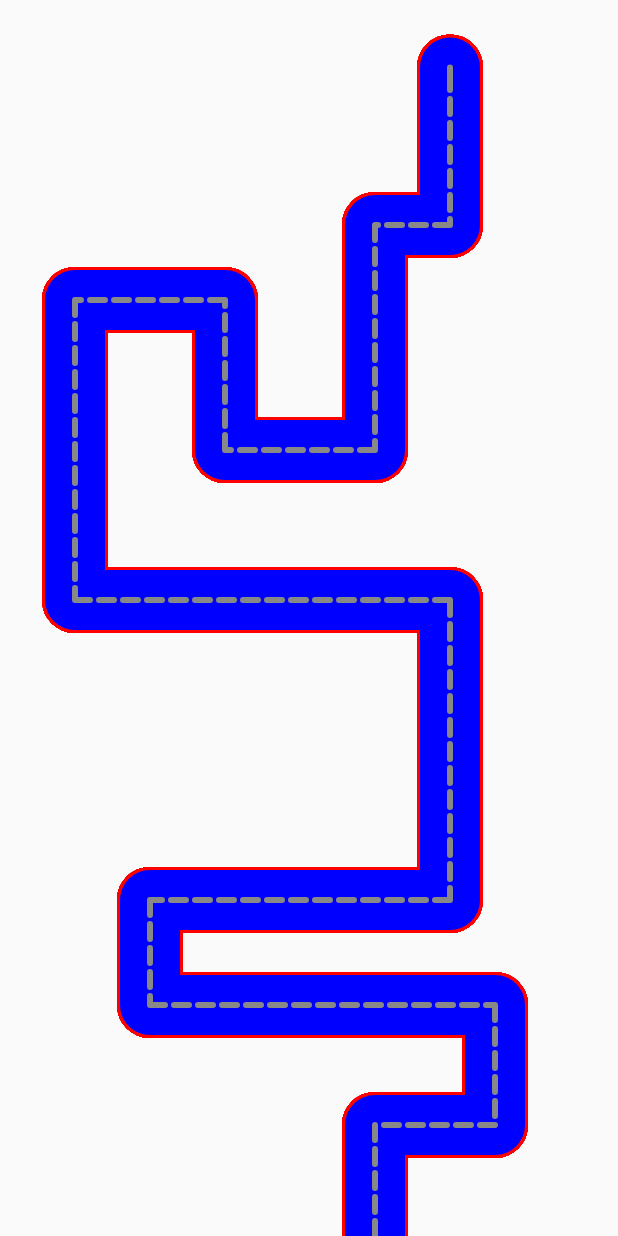
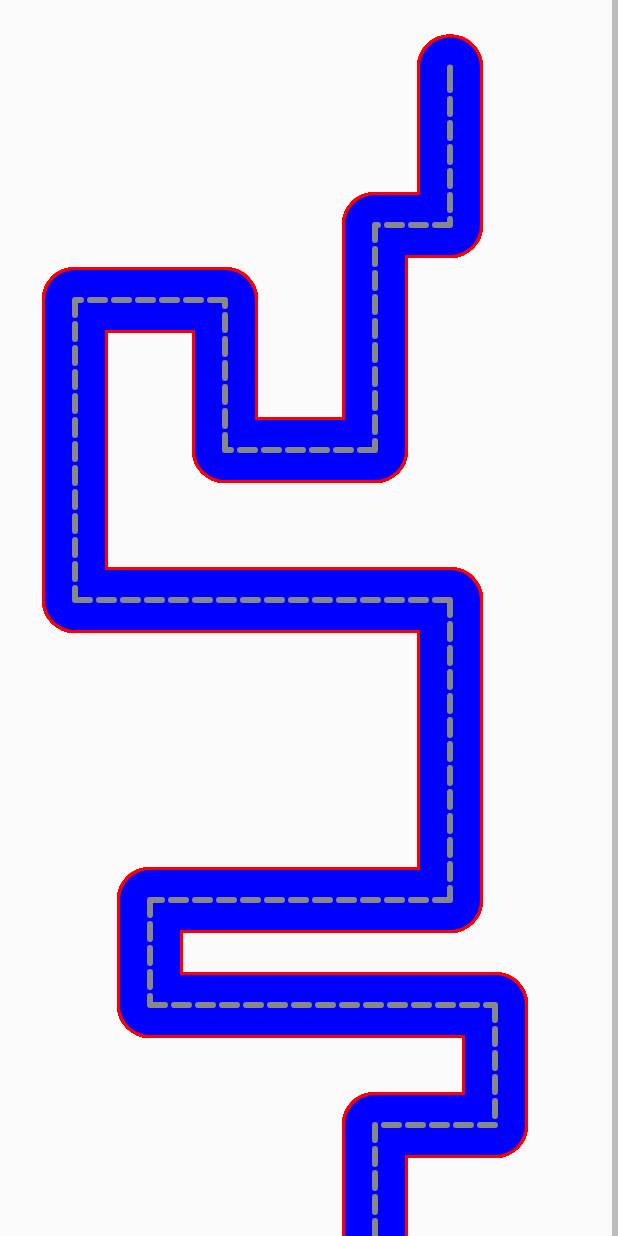
Before and after one commit to yuzutaru/BezierPathApp, an Android app built with Jetpack Compose: the first screen one second after launch (MainActivity), on a phone screen of 412 x 824 dp. Run offline under Robolectric (Android 15) with nearby library versions, the phone set to English and light mode, and no system bars.

Commit message:
test add height on measure. Need to calculate the height base on last coordinate

```diff
--- a/app/src/main/java/com/yustar/virtualrouteapp/VirtualRouteView.kt
+++ b/app/src/main/java/com/yustar/virtualrouteapp/VirtualRouteView.kt
@@ -8,10 +8,10 @@ import android.graphics.DashPathEffect
 import android.graphics.Paint
 import android.graphics.Path
 import android.util.AttributeSet
-import android.util.DisplayMetrics
 import android.util.Log
 import android.util.TypedValue
 import android.view.View
+import android.widget.FrameLayout
 
 
 class VirtualRouteView(context: Context, attrs: AttributeSet): View(context, attrs) {
@@ -20,7 +20,6 @@ class VirtualRouteView(context: Context, attrs: AttributeSet): View(context, att
     private var road: Paint = Paint()
     private var roadLine: Paint = Paint()
     private var path: Path = Path()
-    private var canvas: Canvas? = null
     private var selectedOption = ScrollDirection.vertical
 
     private var horizontalControlPoint = arrayListOf(
@@ -73,6 +72,7 @@ class VirtualRouteView(context: Context, attrs: AttributeSet): View(context, att
     private var endX = 0f
     private var endY =0f
 
+    @SuppressLint("DrawAllocation")
     override fun onDraw(canvas: Canvas) {
         super.onDraw(canvas)
 
@@ -99,47 +99,13 @@ class VirtualRouteView(context: Context, attrs: AttributeSet): View(context, att
         /**
          * Calculate Scroll
          */
-        points.forEach { cgPoint ->
-            if (cgPoint == points[0]) {
-                endX = cgPoint.x.toFloat()
-                endY = cgPoint.y.toFloat()
-            } else if (cgPoint == points[points.size - 1]) {
-                startX = cgPoint.x.toFloat()
-                startY = cgPoint.y.toFloat()
-            }
-
-            if (cgPoint.x > maxX) {
-                maxX = cgPoint.x.toFloat()
-            }
-            if (cgPoint.y > maxY) {
-                maxY = cgPoint.y.toFloat()
-            }
-        }
-        maxX += 100
-        maxY += 100
+        addSize(this, points)
 
         /**
          * Draw Path
          */
         var startPoint = CGPoint(0, 0)
         var endPoint = CGPoint(0,0)
-        var startAnchor = CGPoint(0, 0)
-        var endAnchor = CGPoint(0,0)
-
-        /*verticalControlPoint.forEachIndexed { i, cgPoint ->
-            if (i == 0 || (i % 3 == 0 && i + 1 < verticalControlPoint.size - 1)
-                && i + 2 < verticalControlPoint.size - 1 && i + 3 < verticalControlPoint.size - 1) {
-                startPoint = CGPoint(cgPoint.x, cgPoint.y)
-                startAnchor = CGPoint(verticalControlPoint[i + 1].x, verticalControlPoint[i + 1].y)
-                endAnchor = CGPoint(verticalControlPoint[i + 2].x, verticalControlPoint[i + 2].y)
-                endPoint = CGPoint(verticalControlPoint[i + 3].x, verticalControlPoint[i + 3].y)
-
-                drawPath(canvas, startPoint.x.toFloat(), startPoint.y.toFloat(),
-                    endPoint.x.toFloat(), endPoint.y.toFloat(),
-                    startAnchor.x.toFloat(), startAnchor.y.toFloat(),
-                    endAnchor.x.toFloat(), endAnchor.y.toFloat())
-            }
-        }*/
 
         points.forEachIndexed { i, controlPoints ->
             if (i == 0 && i + 1 < points.size) {
@@ -165,8 +131,28 @@ class VirtualRouteView(context: Context, attrs: AttributeSet): View(context, att
 
             drawLine(canvas, startPoint, endPoint)
         }
+    }
 
-        this.canvas = canvas
+    private fun addSize(view: View, points: ArrayList<CGPoint>) {
+        isVerticalScrollBarEnabled = true
+        points.forEach { cgPoint ->
+            if (cgPoint == points[0]) {
+                endX = cgPoint.x.toFloat()
+                endY = cgPoint.y.toFloat()
+            } else if (cgPoint == points[points.size - 1]) {
+                startX = cgPoint.x.toFloat()
+                startY = cgPoint.y.toFloat()
+            }
+
+            if (cgPoint.x > maxX) {
+                maxX = cgPoint.x.toFloat()
+            }
+            if (cgPoint.y > maxY) {
+                maxY = cgPoint.y.toFloat()
+            }
+        }
+        maxX += 100
+        maxY += 100
     }
 
     private fun initBorder(size: Float, color: Int) {
@@ -249,14 +235,24 @@ class VirtualRouteView(context: Context, attrs: AttributeSet): View(context, att
     }
 
     override fun onMeasure(widthMeasureSpec: Int, heightMeasureSpec: Int) {
-        super.onMeasure(widthMeasureSpec, heightMeasureSpec)
-        val displayMetrics = context.resources.displayMetrics
-
-        canvas?.height?.let {
-            Log.e("devLog", "canvasHeigt = ${Math.round(it.toFloat() / (displayMetrics.xdpi / DisplayMetrics.DENSITY_DEFAULT))}")
-            Log.e("devLog", "measuredHeight = ${Math.round(heightMeasureSpec.toFloat() / (displayMetrics.xdpi / DisplayMetrics.DENSITY_DEFAULT))}")
-            if (it > measuredHeight)
-                setMeasuredDimension(measuredWidth, measuredHeight*2)
+        Log.e("devLog", "widthMeasureSpec = $widthMeasureSpec")
+        Log.e("devLog", "heightMeasureSpec = $heightMeasureSpec")
+        Log.e("devLog", "maxX = $maxX")
+        Log.e("devLog", "maxY = $maxY")
+        when (selectedOption) {
+            ScrollDirection.horizontal -> {
+                setMeasuredDimension(widthMeasureSpec +
+                        TypedValue.applyDimension(
+                            TypedValue.COMPLEX_UNIT_DIP, 1000f,
+                            context.resources.displayMetrics
+                        ).toInt(),
+                    heightMeasureSpec)
+            }
+            ScrollDirection.vertical -> {
+                setMeasuredDimension(widthMeasureSpec, heightMeasureSpec +
+                        TypedValue.applyDimension(TypedValue.COMPLEX_UNIT_DIP, 1000f,
+                            context.resources.displayMetrics).toInt())
+            }
         }
     }
 }
--- a/app/src/main/res/layout/activity_main.xml
+++ b/app/src/main/res/layout/activity_main.xml
@@ -1,16 +1,10 @@
 <?xml version="1.0" encoding="utf-8"?>
 <ScrollView xmlns:android="http://schemas.android.com/apk/res/android"
     android:layout_width="match_parent"
-    android:layout_height="match_parent"
+    android:layout_height="3000dp"
     android:fillViewport="true">
 
-    <LinearLayout
+    <com.yustar.virtualrouteapp.VirtualRouteView
         android:layout_width="match_parent"
-        android:layout_height="wrap_content"
-        android:orientation="vertical">
-
-        <com.yustar.virtualrouteapp.VirtualRouteView
-            android:layout_width="match_parent"
-            android:layout_height="wrap_content"/>
-    </LinearLayout>
+        android:layout_height="3000dp"/>
 </ScrollView>
```
